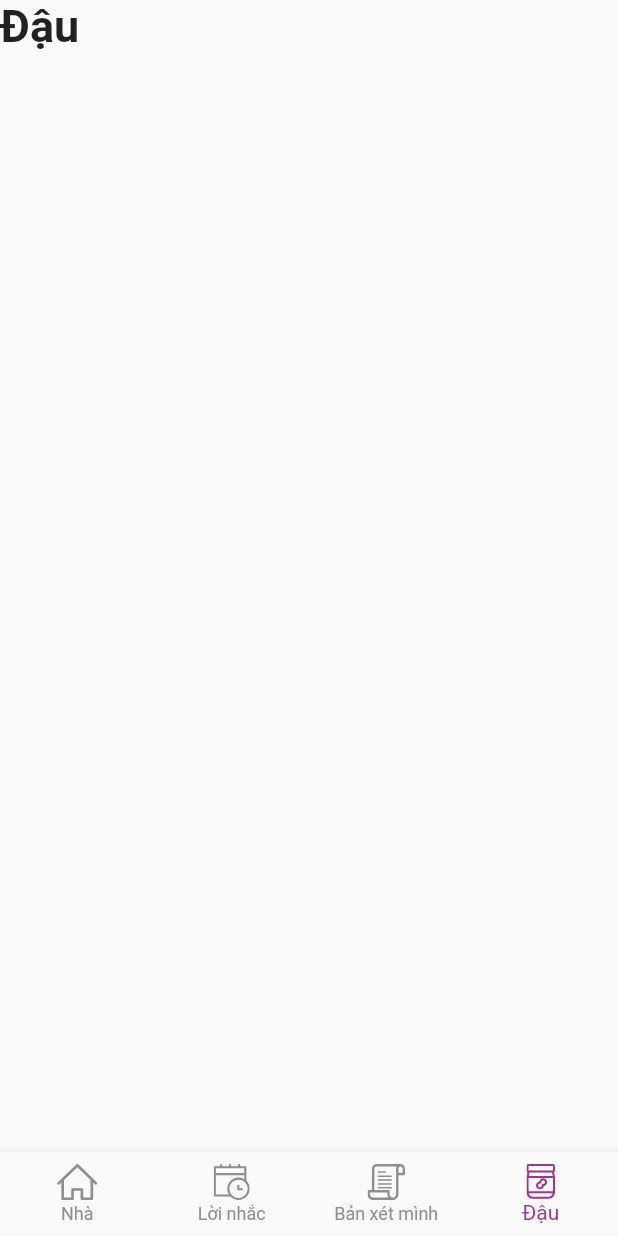
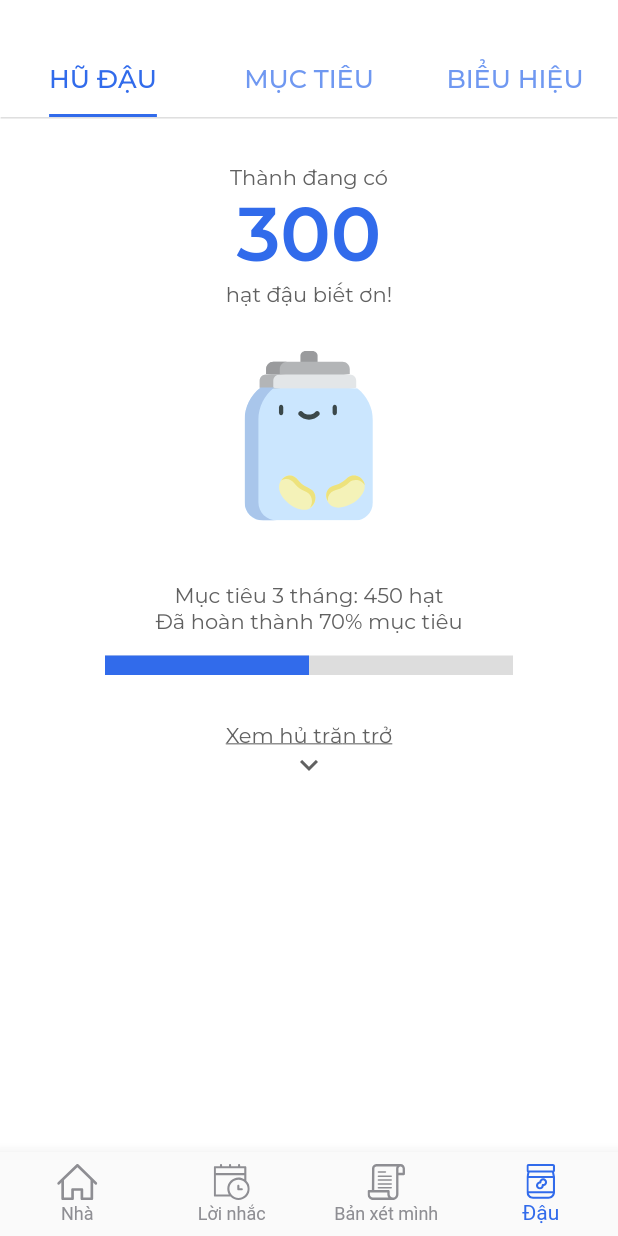
Before and after one commit to trisnguyen1210/Project_AOPT, a Flutter app: the HomeScreen screen opened directly, item 4 of the bottom bar chosen, on a phone screen of 412 x 824 dp. Run offline on Flutter 3.47's test engine with Material 2 defaults, Android fonts, the phone set to English and light mode, and no system bars; drawn by our look-alikes of percent_indicator; our stand-ins replace flutter_svg, google_fonts, gradient_app_bar, gradient_widgets.

Commit message:
Ui for tab bean

```diff
--- a/lib/main.dart
+++ b/lib/main.dart
@@ -12,6 +12,7 @@
 import 'package:beans/utils/utils.dart';
 import 'package:beans/value/styles.dart';
 import 'package:beans/widget/bar/sliding_menu.dart';
+import 'package:beans/widget/bean/my_bean.dart';
 import 'package:beans/widget/confess/pin_code/pin_code.dart';
 import 'package:beans/widget/registration/registration.dart';
 import 'package:beans/widget/tab/home_tab.dart';
@@ -53,10 +54,7 @@ class _HomeScreenState extends State<HomeScreen> {
       style: optionStyle,
     ),
     PinCodeScreen(),
-    Text(
-      'Đậu',
-      style: optionStyle,
-    ),
+    MyBean(),
   ];
 
   void _onItemTapped(int index) {
@@ -87,7 +85,7 @@ class _HomeScreenState extends State<HomeScreen> {
           activeIcon: SvgPicture.asset(
             R.ic_home,
             height: 24,
-            color: Color(0xff9b3790),
+            color: Color(0xff316beb),
           ),
           title: Text('Nhà', style: Styles.bottomBarText),
         ),
@@ -97,7 +95,7 @@ class _HomeScreenState extends State<HomeScreen> {
           activeIcon: SvgPicture.asset(
             R.ic_calendar,
             height: 24,
-            color: Color(0xff9b3790),
+            color: Color(0xff316beb),
           ),
           title: Text('Lời nhắc', style: Styles.bottomBarText),
         ),
@@ -107,23 +105,23 @@ class _HomeScreenState extends State<HomeScreen> {
           activeIcon: SvgPicture.asset(
             R.ic_confession,
             height: 24,
-            color: Color(0xff9b3790),
+            color: Color(0xff316beb),
           ),
           title: Text('Bản xét mình', style: Styles.bottomBarText),
         ),
         BottomNavigationBarItem(
           icon:
-          SvgPicture.asset(R.ic_bean, height: 24, color: Color(0xff8e8e93)),
+              SvgPicture.asset(R.ic_bean, height: 24, color: Color(0xff8e8e93)),
           activeIcon: SvgPicture.asset(
             R.ic_bean,
             height: 24,
-            color: Color(0xff9b3790),
+            color: Color(0xff316beb),
           ),
           title: Text('Đậu', style: Styles.bottomBarText),
         ),
       ],
       currentIndex: _selectedIndex,
-      selectedItemColor: Color(0xff9b3790),
+      selectedItemColor: Color(0xff316beb),
       unselectedItemColor: Color(0xff8e8e93),
       showUnselectedLabels: true,
       showSelectedLabels: true,
--- a/lib/value/gradient.dart
+++ b/lib/value/gradient.dart
@@ -2,7 +2,7 @@ import 'package:flutter/material.dart';
 
 class GradientApp {
   static Gradient gradientButton = LinearGradient(
-    colors: [Color(0xff653087), Color(0xffbe43a7)],
+    colors: [Color(0xff2780ff), Color(0xff3751d2)],
     stops: [0, 1],
     begin: Alignment(1.00, -0.00),
     end: Alignment(-1.00, 0.00),
@@ -11,8 +11,13 @@ class GradientApp {
   );
 
   static Gradient gradientAppbar = LinearGradient(
-    colors: [Color(0xffad499a), Color(0xffd54cc2), Color(0xff873182)],
-    stops: [0, 0.3855574324324325, 1],
+    colors: [
+      Color(0xff2780ff),
+      Color(0xff3751d2)],
+    stops: [
+      0,
+      1
+    ],
     begin: Alignment(1.00, -0.00),
     end: Alignment(-1.00, 0.00),
     // angle: 270,
--- a/lib/value/styles.dart
+++ b/lib/value/styles.dart
@@ -3,17 +3,20 @@ import 'package:google_fonts/google_fonts.dart';
 
 class Styles {
   static TextStyle headingPurple = GoogleFonts.montserrat(
-      fontSize: 17, color: Color(0xff9b3790), fontWeight: FontWeight.w500);
+      fontSize: 17, color: Color(0xff316beb), fontWeight: FontWeight.w500);
 
   static TextStyle titlePurple = GoogleFonts.montserrat(
-      fontSize: 14, color: Color(0xff9b3790), fontWeight: FontWeight.w500);
+      fontSize: 14, color: Color(0xff316beb), fontWeight: FontWeight.w500);
 
   static TextStyle bodyPurple = GoogleFonts.montserrat(
-      fontSize: 14, color: Color(0xff9b3790), fontWeight: FontWeight.w400);
+      fontSize: 14, color: Color(0xff316beb), fontWeight: FontWeight.w400);
+
+  static TextStyle superPurple = GoogleFonts.montserrat(
+      fontSize: 50, color: Color(0xff316beb), fontWeight: FontWeight.w600);
 
   static TextStyle bodyBlueUnderline = GoogleFonts.montserrat(
       fontSize: 14,
-      color: Color(0xff9b3790),
+      color: Color(0xff316beb),
       decoration: TextDecoration.underline,
       fontWeight: FontWeight.w400);
 
@@ -25,6 +28,12 @@ class Styles {
 
   static TextStyle bodyGrey = GoogleFonts.montserrat(
       fontSize: 14, color: Colors.grey[700], fontWeight: FontWeight.w400);
+
+  static TextStyle bodyGreyUnderline = GoogleFonts.montserrat(
+      fontSize: 14,
+      color: Colors.grey[700],
+      decoration: TextDecoration.underline,
+      fontWeight: FontWeight.w400);
 
   static TextStyle buttonText = GoogleFonts.montserrat(
       fontSize: 14, color: Colors.white, fontWeight: FontWeight.w600);
--- a/lib/widget/bar/sliding_menu.dart
+++ b/lib/widget/bar/sliding_menu.dart
@@ -14,7 +14,7 @@ class SlidingMenu extends StatelessWidget {
           DrawerHeader(
             child: Text('Drawer Header'),
             decoration: BoxDecoration(
-              color: Color(0xff9b3790),
+              color: Color(0xff316beb),
             ),
           ),
           ListTile(
--- /dev/null
+++ b/lib/widget/bean/my_bean.dart
@@ -0,0 +1,53 @@
+import 'package:beans/value/styles.dart';
+import 'package:beans/widget/bean/tab/bean_tab.dart';
+import 'package:flutter/material.dart';
+
+class MyBean extends StatelessWidget {
+  @override
+  Widget build(BuildContext context) {
+    return MaterialApp(
+      home: DefaultTabController(
+        length: 3,
+        child: Scaffold(
+            body: Column(
+          children: [
+            Container(
+              padding: EdgeInsets.only(top: 20),
+              color: Colors.white,
+              child: TabBar(
+                indicatorColor: Color(0xff316beb),
+                labelColor: Color(0xff316beb),
+                labelStyle: Styles.tabText,
+                indicatorSize: TabBarIndicatorSize.label,
+                labelPadding: EdgeInsets.only(top: 10),
+                tabs: [
+                  Tab(text: 'HŨ ĐẬU'),
+                  Tab(text: 'MỤC TIÊU'),
+                  Tab(text: 'BIỂU HIỆU'),
+                ],
+              ),
+            ),
+            Opacity(
+              opacity: 0.2701590401785715,
+              child: Container(
+                  height: 1,
+                  decoration: BoxDecoration(
+                      border: Border.all(
+                          color: const Color(0xff979797), width: 1))),
+            ),
+            Expanded(
+              flex: 3,
+              child: TabBarView(
+                children: [
+                  BeanTab(),
+                  BeanTab(),
+                  BeanTab(),
+                ],
+              ),
+            ),
+          ],
+        )),
+      ),
+    );
+  }
+}
--- /dev/null
+++ b/lib/widget/bean/tab/bean_tab.dart
@@ -0,0 +1,84 @@
+import 'package:beans/generated/r.dart';
+import 'package:beans/value/styles.dart';
+import 'package:flutter/material.dart';
+import 'package:flutter_svg/svg.dart';
+import 'package:percent_indicator/percent_indicator.dart';
+
+class BeanTab extends StatefulWidget {
+  BeanTab({Key key}) : super(key: key);
+
+  @override
+  _BeanTabState createState() => _BeanTabState();
+}
+
+class _BeanTabState extends State<BeanTab> {
+  @override
+  Widget build(BuildContext context) {
+    return Scaffold(
+      backgroundColor: Colors.white,
+      body: SingleChildScrollView(
+          child: Center(
+        child: Column(
+          children: [
+            Padding(
+              padding:
+                  EdgeInsets.only(top: 30, left: 59, right: 59, bottom: 30),
+              child: RichText(
+                textAlign: TextAlign.center,
+                text: TextSpan(
+                  children: [
+                    TextSpan(
+                      text: 'Thành đang có\n',
+                      style: Styles.bodyGrey,
+                    ),
+                    TextSpan(
+                      text: '300\n',
+                      style: Styles.superPurple,
+                    ),
+                    TextSpan(
+                      text: 'hạt đậu biết ơn!',
+                      style: Styles.bodyGrey,
+                    ),
+                  ],
+                ),
+              ),
+            ),
+            Padding(
+              padding: EdgeInsets.only(bottom: 41),
+              child: SvgPicture.asset(R.ic_white_bean, height: 113),
+            ),
+            Padding(
+                padding: EdgeInsets.only(left: 48, right: 48),
+                child: Text("Mục tiêu 3 tháng: 450 hạt",
+                    style: Styles.bodyGrey, textAlign: TextAlign.center)),
+            Padding(
+                padding: EdgeInsets.only(bottom: 15, left: 48, right: 48),
+                child: Text("Đã hoàn thành 70% mục tiêu",
+                    style: Styles.bodyGrey, textAlign: TextAlign.center)),
+            Padding(
+              padding: EdgeInsets.only(bottom: 31, left: 60, right: 60),
+              child: LinearPercentIndicator(
+                lineHeight: 13.0,
+                percent: 0.5,
+                backgroundColor: Color(0xffdddddd),
+                progressColor: Color(0xff316beb),
+              ),
+            ),
+            Padding(
+                padding: EdgeInsets.only(bottom: 0, left: 48, right: 48),
+                child: Text(
+                  'Xem hủ trăn trở',
+                  style: Styles.bodyGreyUnderline,
+                )),
+            Padding(
+                padding: EdgeInsets.only(bottom: 8, left: 48, right: 48),
+                child: Icon(
+                  Icons.keyboard_arrow_down,
+                  color: Colors.grey[700],
+                )),
+          ],
+        ),
+      )),
+    );
+  }
+}
--- a/lib/widget/relation/relation_detail/relation_detail.dart
+++ b/lib/widget/relation/relation_detail/relation_detail.dart
@@ -311,7 +311,7 @@ class _BeanItem extends State<BeanItem> {
                     child: Padding(
                         padding: EdgeInsets.only(right: 48),
                         child: TextField(
-                          cursorColor: Color(0xff9b3790),
+                          cursorColor: Color(0xff316beb),
                           keyboardType: TextInputType.multiline,
                           maxLines: null,
                           decoration: InputDecoration(
@@ -320,7 +320,7 @@ class _BeanItem extends State<BeanItem> {
                                       BorderSide(color: Color(0xffcfcfcf))),
                               focusedBorder: UnderlineInputBorder(
                                   borderSide:
-                                      BorderSide(color: Color(0xff9b3790))),
+                                      BorderSide(color: Color(0xff316beb))),
                               contentPadding: EdgeInsets.symmetric(vertical: 1),
                               //Change this value to custom as you like
                               isDense: true,
--- a/lib/widget/relation/relation_list.dart
+++ b/lib/widget/relation/relation_list.dart
@@ -33,8 +33,8 @@ class RelationList extends StatelessWidget {
                 Container(
                   color: Colors.white,
                   child: TabBar(
-                    indicatorColor: Color(0xff9b3790),
-                    labelColor: Color(0xff9b3790),
+                    indicatorColor: Color(0xff316beb),
+                    labelColor: Color(0xff316beb),
                     labelStyle: Styles.tabText,
                     indicatorSize: TabBarIndicatorSize.label,
                     labelPadding: EdgeInsets.only(top: 10),
--- a/lib/widget/relation/relation_tab/relation_tab.dart
+++ b/lib/widget/relation/relation_tab/relation_tab.dart
@@ -169,7 +169,7 @@ class EntryItem extends StatelessWidget {
           (index, item) => _buildTiles(item, index + 1, context)).toList(),
       leading: SvgPicture.asset(root.icon, height: 40, width: 53),
       headerBackgroundColor: Colors.white,
-      iconColor: Color(0xff9b3790),
+      iconColor: Color(0xff316beb),
     );
   }
 
--- a/pubspec.yaml
+++ b/pubspec.yaml
@@ -12,6 +12,7 @@ dependencies:
   flutter_svg: ^0.18.1
   gradient_app_bar: ^0.1.3
   gradient_widgets: ^0.5.1
+  percent_indicator: ^2.1.6
   r_dart_library:
     git:
       url: https://github.com/YK-Unit/r_dart_library.git
```
Also changed, not shown: lib/widget/confess/done/confess_done.dart (+20 -5 lines), lib/widget/confess/list/confess_list.dart (+63 -11 lines), lib/widget/registration/registration.dart (+8 -8 lines), lib/widget/relation/relation_detail/relation_detail_other.dart (+4 -6 lines).
